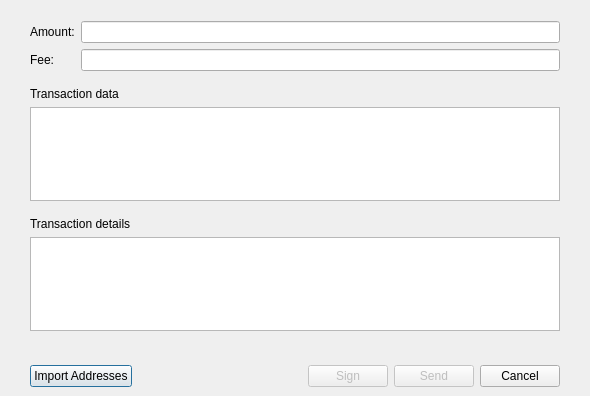
First picture: the form in src/qt/forms/hardwaresigntxdialog.ui, repository qtumproject/qtum, before the edit.
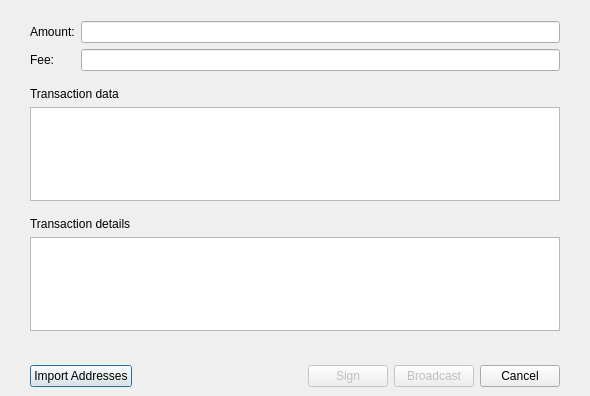
Second picture: the form after the edit. Custom widgets are drawn as their Qt base class.

Commit message: Update hardware sign tx dialog

What changed in the file:
```diff
--- a/src/qt/forms/hardwaresigntxdialog.ui
+++ b/src/qt/forms/hardwaresigntxdialog.ui
@@ -235,7 +235,7 @@
          <bool>false</bool>
         </property>
         <property name="text">
-         <string>Send</string>
+         <string>Broadcast</string>
         </property>
        </widget>
       </item>
```
The commit also changes 3 other files.
